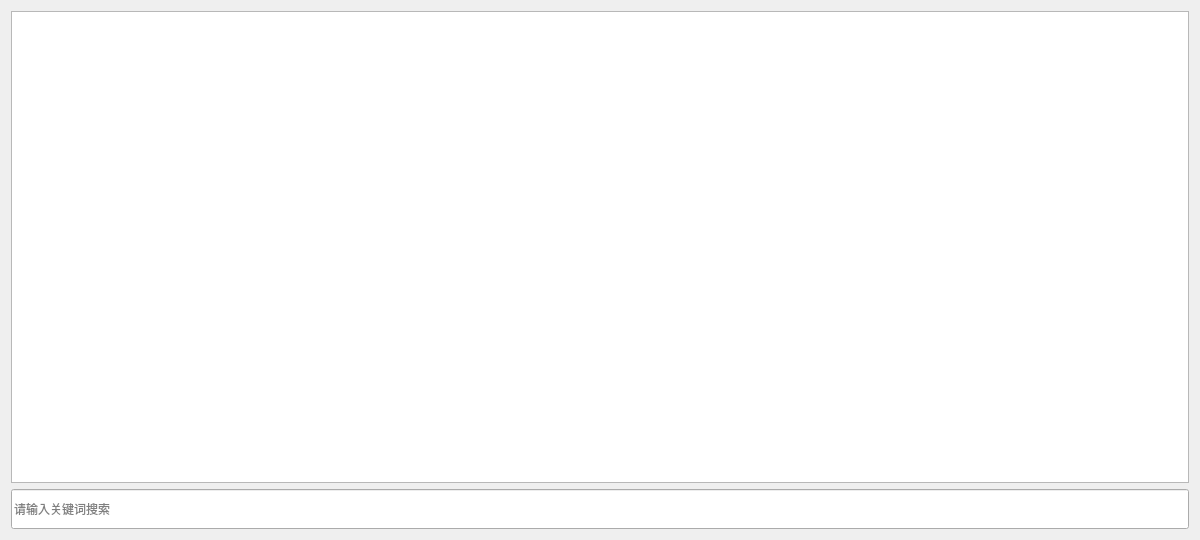
This is LaundryManagementSystem/stselectclothes00.ui in Quentlam/LaundryManagementSystem as Qt 5 draws it before an edit. The edited form follows.
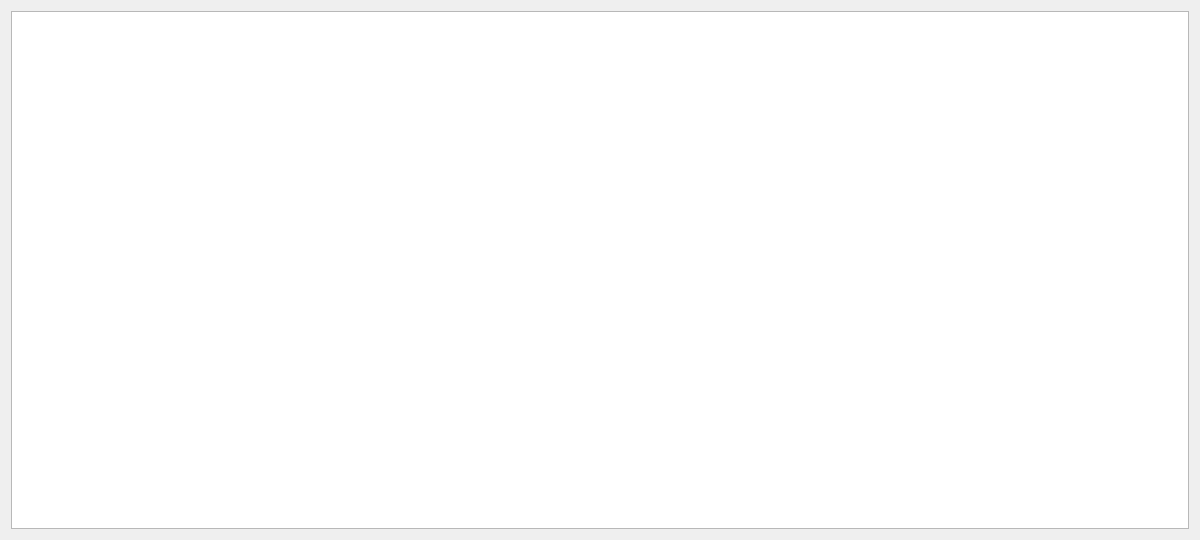
This is the edited form.

```diff
--- a/LaundryManagementSystem/stselectclothes00.ui
+++ b/LaundryManagementSystem/stselectclothes00.ui
@@ -12,10 +12,16 @@
   </property>
   <property name="minimumSize">
    <size>
-    <width>1200</width>
-    <height>540</height>
+    <width>840</width>
+    <height>300</height>
    </size>
   </property>
+  <property name="font">
+   <font>
+    <family>微软雅黑</family>
+    <pointsize>11</pointsize>
+   </font>
+  </property>
   <property name="windowTitle">
    <string>Dialog</string>
   </property>
@@ -28,6 +34,12 @@
        <height>99999</height>
       </size>
      </property>
+     <property name="font">
+      <font>
+       <family>微软雅黑</family>
+       <pointsize>11</pointsize>
+      </font>
+     </property>
      <attribute name="horizontalHeaderVisible">
       <bool>true</bool>
      </attribute>
@@ -36,19 +48,6 @@
      </attribute>
     </widget>
    </item>
-   <item row="1" column="0">
-    <widget class="QLineEdit" name="lineEdit">
-     <property name="minimumSize">
-      <size>
-       <width>0</width>
-       <height>40</height>
-      </size>
-     </property>
-     <property name="placeholderText">
-      <string>请输入关键词搜索</string>
-     </property>
-    </widget>
-   </item>
   </layout>
  </widget>
  <resources/>
```
